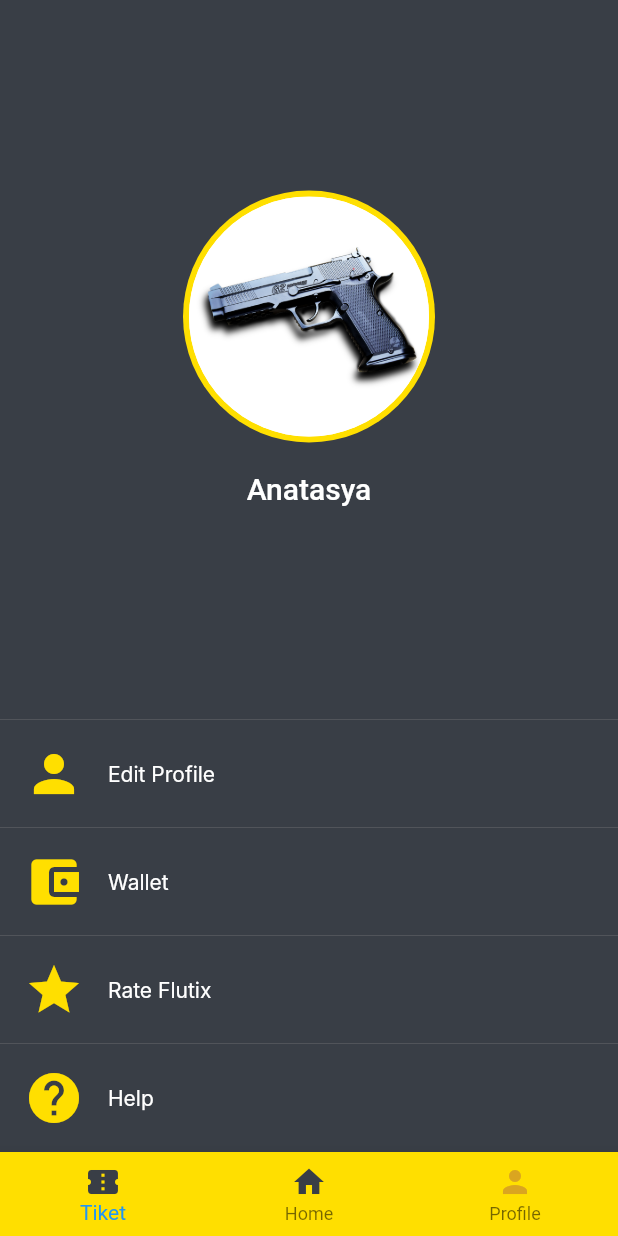
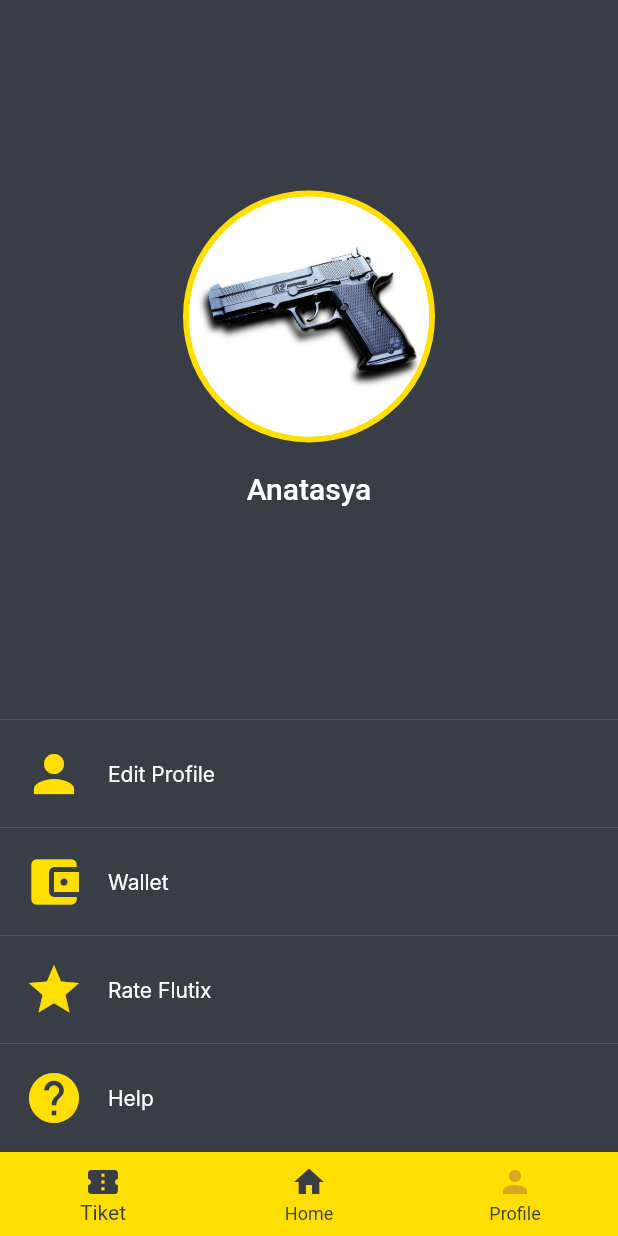
Before and after one commit to Linaeus14/piranti_bergerak, a Flutter app: the ProfilePage screen opened directly, on a phone screen of 412 x 824 dp. Run offline on Flutter 3.47's test engine with Material 2 defaults, Android fonts, the phone set to English and light mode, and no system bars; our stand-ins replace cloud_firestore, equatable, firebase_auth, firebase_core; accounts and stored records are empty; Roboto replaces fonts that are missing (Inter, Raleway).

Commit message:
color fix in bottomnavbar

```diff
--- a/lib/ui/pages/profile_page.dart
+++ b/lib/ui/pages/profile_page.dart
@@ -1,19 +1,4 @@
 part of 'pages.dart';
-
-void main() {
-  runApp(const MyApp());
-}
-
-class MyApp extends StatelessWidget {
-  const MyApp({super.key});
-
-  @override
-  Widget build(BuildContext context) {
-    return const MaterialApp(
-      home: ProfilePage(),
-    );
-  }
-}
 
 class ProfilePage extends StatelessWidget {
   const ProfilePage({super.key});
@@ -71,13 +56,26 @@ class ProfilePage extends StatelessWidget {
             color: const Color(0xFF393E46),
             child: const Column(
               children: [
-                Divider(height: 0, color: Color(0xFF888888), thickness: 0.2), // Garis atas sebelum "Edit Profile" (dengan ketebalan 2)
+                Divider(
+                    height: 0,
+                    color: Color(0xFF888888),
+                    thickness:
+                        0.2), // Garis atas sebelum "Edit Profile" (dengan ketebalan 2)
                 MenuItem(Icons.person, 'Edit Profile'),
-                Divider(height: 0, color: Color(0xFF888888),thickness: 0.2), // Garis bawah
+                Divider(
+                    height: 0,
+                    color: Color(0xFF888888),
+                    thickness: 0.2), // Garis bawah
                 MenuItem(Icons.account_balance_wallet, 'Wallet'),
-                Divider(height: 0, color: Color(0xFF888888),thickness: 0.2), // Garis bawah
+                Divider(
+                    height: 0,
+                    color: Color(0xFF888888),
+                    thickness: 0.2), // Garis bawah
                 MenuItem(Icons.star, 'Rate Flutix'),
-                Divider(height: 0, color: Color(0xFF888888),thickness: 0.2), // Garis bawah
+                Divider(
+                    height: 0,
+                    color: Color(0xFF888888),
+                    thickness: 0.2), // Garis bawah
                 MenuItem(Icons.help, 'Help'),
               ],
             ),
@@ -98,7 +96,13 @@ class ProfilePage extends StatelessWidget {
                 label: 'Profile',
               ),
             ],
-          ),
+            selectedItemColor: Color(0xFF393E46),
+            unselectedItemColor: Color(0xFF393E46),
+            showSelectedLabels: true,
+            showUnselectedLabels: true,
+            type: BottomNavigationBarType
+                .fixed, // Untuk menampilkan label pada semua ikon
+          )
         ],
       ),
     );
```
